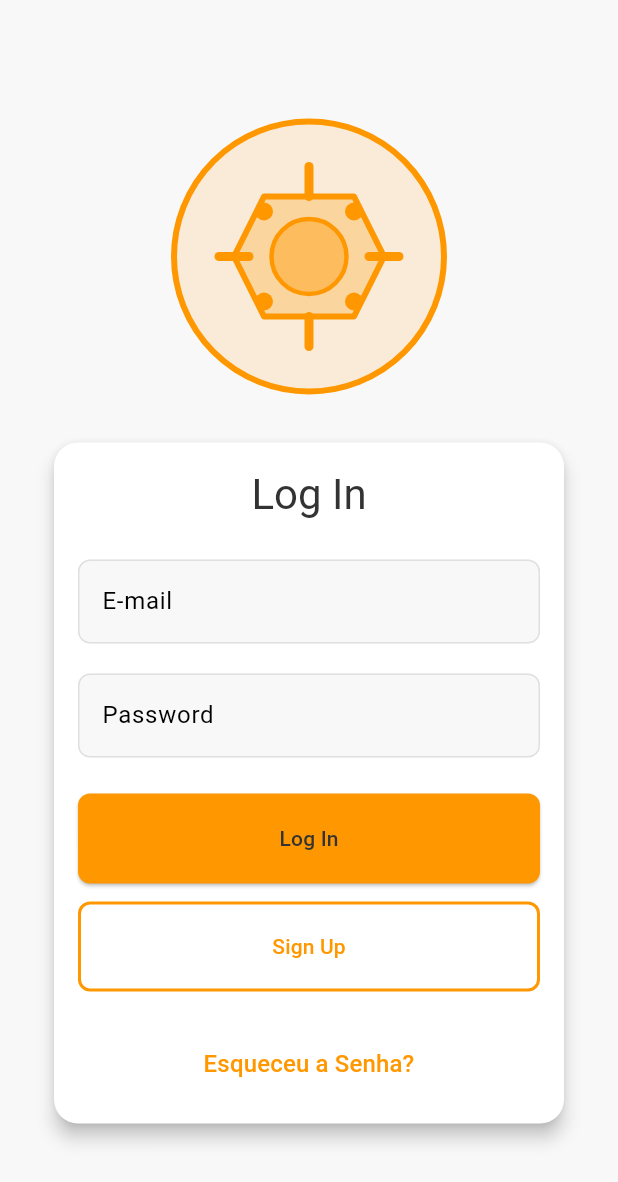
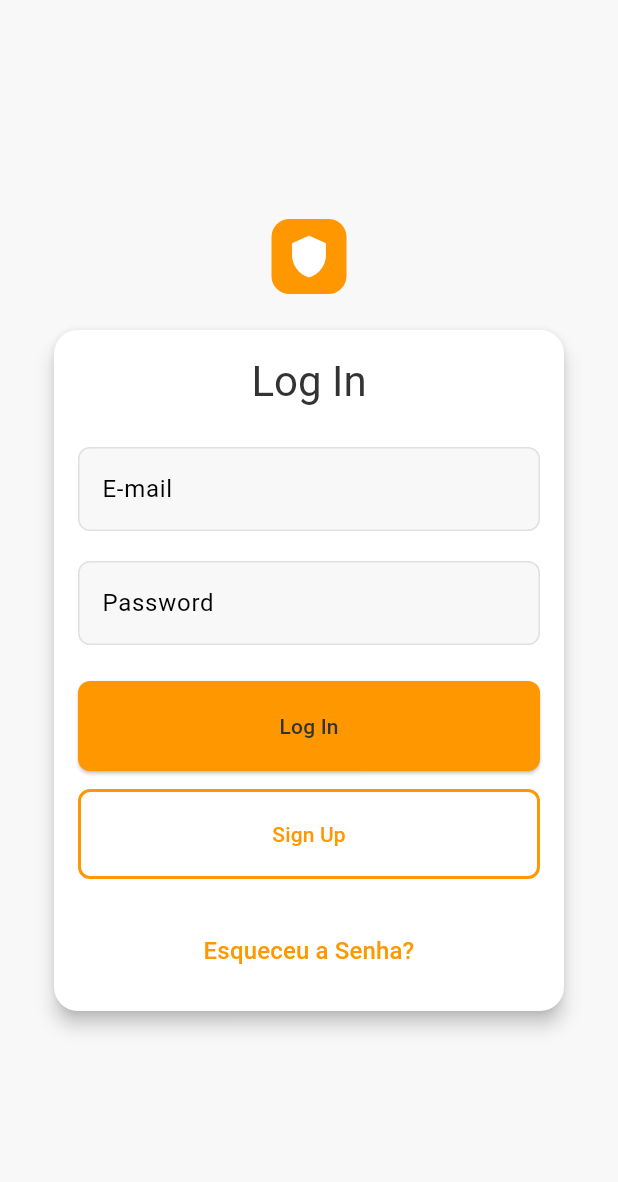
Before and after one commit to lucasbno/blindex, a Flutter app: the screen it shows after launch, on a phone screen of 412 x 824 dp. Shown: the top 1182 px of the screen. Run offline on Flutter 3.47's test engine with Material 3 defaults, Android fonts, the phone set to English and light mode, and no system bars; our stand-ins replace device_preview, get_it; missing offline and left inert: bcrypt.

Commit message:
Minor updates

```diff
--- a/lib/main.dart
+++ b/lib/main.dart
@@ -5,10 +5,8 @@ import 'package:device_preview/device_preview.dart';
 import 'package:flutter/material.dart';
 import 'package:get_it/get_it.dart';
 
-//import 'view/sign_up_view.dart';
 import 'controller/login_screen_controller.dart';
 import 'controller/sign_up_controller.dart';
-//import 'view/about_view.dart';
 
 final g = GetIt.instance;
 
--- a/lib/view/login_view.dart
+++ b/lib/view/login_view.dart
@@ -1,5 +1,4 @@
 import 'package:flutter/material.dart';
-import 'package:flutter_svg/flutter_svg.dart';
 import '../controller/login_screen_controller.dart';
 import 'package:get_it/get_it.dart';
 import '../view/home_view.dart';
@@ -65,10 +64,13 @@ class _LoginViewState extends State<LoginView> {
           children: [
 
             //Logo
-            SvgPicture.asset(
-              'assets/svg/placeholder-app-logo.svg',
-              width: 200,
-              height: 200,
+          Container(
+              padding: const EdgeInsets.all(10),
+              decoration: BoxDecoration(
+                color: Theme.of(context).primaryColor,
+                borderRadius: BorderRadius.circular(12),
+              ),
+              child: Icon(Icons.shield, size: 30, color: Colors.white),
             ),
 
             //Login card
@@ -174,7 +176,10 @@ class _LoginViewState extends State<LoginView> {
                 width: double.infinity, // Make button stretch
                 child: OutlinedButton(
                   onPressed: () {
-                    //Handle Sign Up Logic
+                    Navigator.pushReplacement(
+                      context,
+                      MaterialPageRoute(builder: (context) => HomeScreen()),
+                    );
                   },
                   style: OutlinedButton.styleFrom(
                     backgroundColor: Theme.of(context).cardColor,
```
